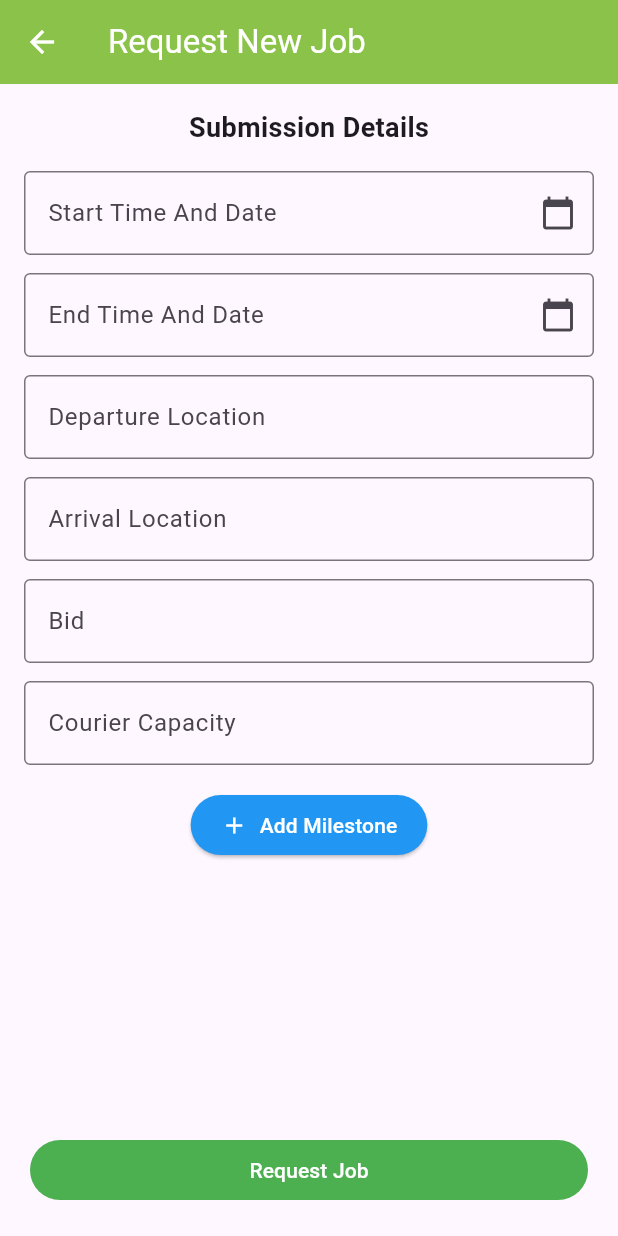
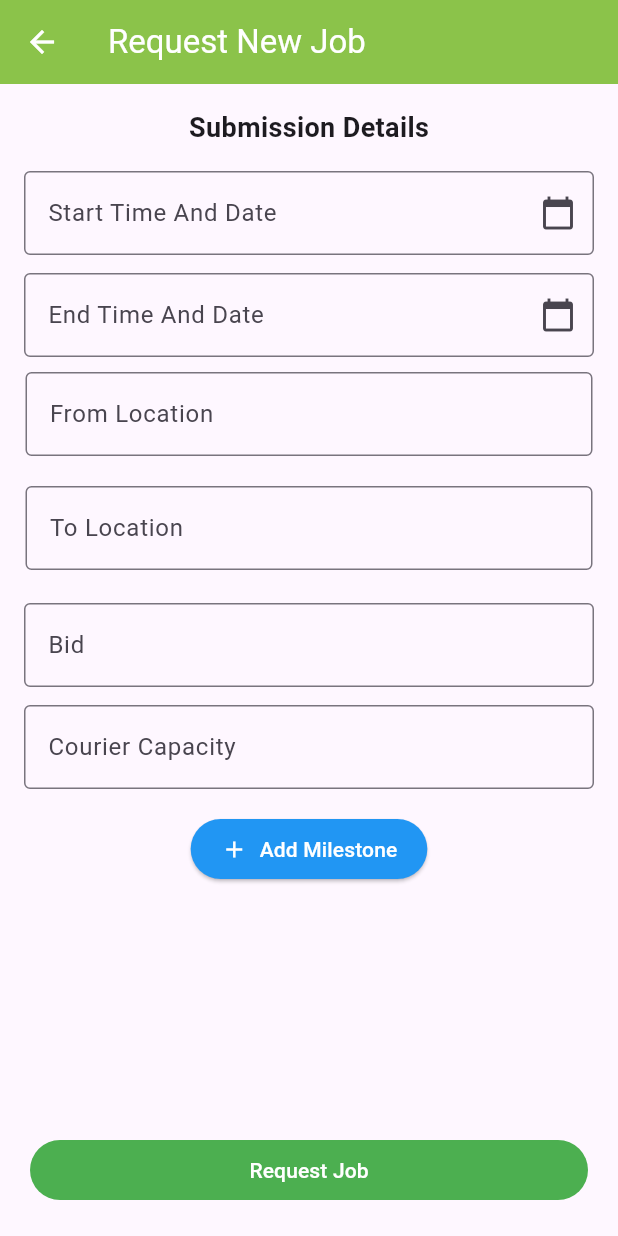
Before and after one commit to BFOBC/OBC_Flutter_Project, a Flutter app: the SubmissionScreen screen opened directly with empty values, on a phone screen of 412 x 824 dp. Run offline on Flutter 3.47's test engine with Material 3 defaults, Android fonts, the phone set to English and light mode, and no system bars; our stand-ins replace cached_network_image, chewie, cloud_firestore, connectivity_plus, device_info_plus, file_picker and 22 more; missing offline and left inert: dart:ffi, google_maps_cluster_manager, workmanager; accounts and stored records are empty; network calls fail; statements that could not run were skipped.

Commit message:
worked on new changes

```diff
--- a/lib/ui/broker/requestscreens/Submission.dart
+++ b/lib/ui/broker/requestscreens/Submission.dart
@@ -1,12 +1,16 @@
+import 'package:broker_flutter_pp/data/DatabaseOperation.dart';
 import 'package:broker_flutter_pp/data/FirestoreService.dart';
+import 'package:broker_flutter_pp/ui/common/models/AirportModel.dart';
 import 'package:broker_flutter_pp/ui/common/models/EmptyLegRequest.dart';
 import 'package:broker_flutter_pp/ui/common/models/Milestone.dart';
 import 'package:broker_flutter_pp/ui/common/models/Task.dart';
 import 'package:broker_flutter_pp/ui/common/utils/DateTimePicker.dart';
 import 'package:broker_flutter_pp/ui/common/utils/RoleProvider.dart';
+import 'package:broker_flutter_pp/ui/courier/emptyleg/UpperCaseTextFormatter.dart';
 import 'package:cloud_firestore/cloud_firestore.dart';
 import 'package:firebase_auth/firebase_auth.dart';
 import 'package:flutter/material.dart';
+import 'package:flutter/services.dart';
 import 'package:fluttertoast/fluttertoast.dart';
 import 'package:provider/provider.dart';
 import '../../../data/NotificationService.dart';
@@ -17,8 +21,9 @@ class SubmissionScreen extends StatefulWidget {
   final String brokerKey;
   final String courierKey;
   final Function(Task task) onSave;
-
-  const SubmissionScreen({
+  AirportModel? selectedFromAirport;
+  AirportModel? selectedToAirport;
+   SubmissionScreen({
     super.key,
     this.data,
     required this.brokerKey,
@@ -43,6 +48,9 @@ class _SubmissionScreenState extends State<SubmissionScreen> {
   String emptyLegRequestID = "";
   late List<String> milestoneNodeID = [];
 
+  List<AirportModel> fromAirportSuggestions = []; // Suggestions for "From Location"
+  List<AirportModel> toAirportSuggestions = []; // Suggestions for "To Location"
+
   @override
   void initState() {
     super.initState();
@@ -55,7 +63,54 @@ class _SubmissionScreenState extends State<SubmissionScreen> {
       _submissionBidController.text = widget.data!.bid ?? '';
     }
   }
+  Future<List<AirportModel>> fetchAirportsFromDatabase(String query) async {
+    final dbHelper = DatabaseOperation();
+    try {
+      List<AirportModel> airports =
+      await dbHelper.fetchAirportsFromDatabase(query);
+      return airports;
+    } catch (e) {
+      print('Error _fetchAirports $e');
+      return [];
+    }
+  }
+  // Fetch airports that match the query for From Location
+  Future<void> _fetchFromAirportData(String query) async {
+    if (query.isNotEmpty) {
+      try {
+        final airports = await fetchAirportsFromDatabase(query);
+        setState(() {
+          fromAirportSuggestions = airports;
+        });
+      } catch (e) {
+        ScaffoldMessenger.of(context).showSnackBar(
+            SnackBar(content: Text('Error fetching airports: $e')));
+      }
+    } else {
+      setState(() {
+        fromAirportSuggestions = [];
+      });
+    }
+  }
 
+  // Fetch airports that match the query for To Location
+  Future<void> _fetchToAirportData(String query) async {
+    if (query.isNotEmpty) {
+      try {
+        final airports = await fetchAirportsFromDatabase(query);
+        setState(() {
+          toAirportSuggestions = airports;
+        });
+      } catch (e) {
+        ScaffoldMessenger.of(context).showSnackBar(
+            SnackBar(content: Text('Error fetching airports: $e')));
+      }
+    } else {
+      setState(() {
+        toAirportSuggestions = [];
+      });
+    }
+  }
   void _addMilestoneForm() {
     setState(() {
       milestoneForms.add(MilestoneFormData());
@@ -159,14 +214,44 @@ class _SubmissionScreenState extends State<SubmissionScreen> {
 
     return true;
   }
-
+  Widget _buildTextField2(
+      TextEditingController controller,
+      String labelText, {
+        ValueChanged<String>? onChanged,
+        ValueChanged<String>? onFieldSubmitted,
+        List<TextInputFormatter>? inputFormatters,
+        TextInputType keyboardType = TextInputType.text, // ✅ Default to text
+      }) {
+    return TextFormField(
+      controller: controller,
+      keyboardType: keyboardType,
+      // ✅ Use it here
+      decoration: InputDecoration(
+        labelText: labelText,
+        border: const OutlineInputBorder(),
+      ),
+      onChanged: onChanged,
+      onFieldSubmitted: onFieldSubmitted,
+      inputFormatters: inputFormatters,
+      validator: (value) {
+        if (value == null || value.isEmpty) {
+          return '$labelText is required';
+        }
+        return null;
+      },
+    );
+  }
   Widget _buildTextField(
       TextEditingController controller, String label, bool readOnly) {
+    final isNumberField = controller == _submissionCourierController ||
+        controller == _submissionBidController;
+
     return Padding(
       padding: const EdgeInsets.symmetric(vertical: 6),
       child: TextField(
         controller: controller,
         readOnly: readOnly,
+        keyboardType: isNumberField ? TextInputType.number : TextInputType.text,
         decoration: InputDecoration(
           labelText: label,
           border: const OutlineInputBorder(),
@@ -201,6 +286,7 @@ class _SubmissionScreenState extends State<SubmissionScreen> {
       ),
     );
   }
+
 
   @override
   void dispose() {
@@ -375,15 +461,49 @@ class _SubmissionScreenState extends State<SubmissionScreen> {
               ),
             ),
 
+            // 🔹 Block B (Updated with From/To Location from Block A)
             const SizedBox(height: 10),
+
+// Start & End Date/Time
             _buildTextField(_submissionStartDateController, 'Start Time And Date', true),
             _buildTextField(_submissionEndDateController, 'End Time And Date', true),
-            _buildTextField(_submissionDepartureController, 'Departure Location', false),
-            _buildTextField(_submissionArrivalController, 'Arrival Location', false),
+
+// From Location
+            _buildStyledField(
+              child: _buildTextField2(
+                _submissionDepartureController,
+                'From Location',
+                onChanged: (value) {
+                  if (value.length == 3) _fetchFromAirportData(value);
+                },
+                inputFormatters: [
+                  LengthLimitingTextInputFormatter(3),
+                  FilteringTextInputFormatter.allow(RegExp(r'[a-zA-Z]')),
+                  UpperCaseTextFormatter(),
+                ],
+              ),
+            ),
+            _buildSuggestionList(fromAirportSuggestions, _submissionDepartureController, isFrom: true),
+// To Location
+            _buildStyledField(
+              child: _buildTextField2(
+                _submissionArrivalController,
+                'To Location',
+                onChanged: (value) {
+                  if (value.length == 3) _fetchToAirportData(value);
+                },
+                inputFormatters: [
+                  LengthLimitingTextInputFormatter(3),
+                  FilteringTextInputFormatter.allow(RegExp(r'[a-zA-Z]')),
+                  UpperCaseTextFormatter(),
+                ],
+              ),
+            ),
+            _buildSuggestionList(toAirportSuggestions, _submissionArrivalController,
+                isFrom: false),
             _buildTextField(_submissionCourierController, 'Bid', false),
             _buildTextField(_submissionBidController, 'Courier Capacity', false),
             const SizedBox(height: 10),
-
             /// Add Milestone Button (centered + rectangular)
             Center(
               child: ElevatedButton.icon(
@@ -465,8 +585,37 @@ class _SubmissionScreenState extends State<SubmissionScreen> {
         ),
       ),
     );
+
   }
 
+  Widget _buildSuggestionList(
+      List<AirportModel> suggestions, TextEditingController controller,
+      {required bool isFrom}) {
+    if (suggestions.isEmpty) return const SizedBox.shrink();
+    return ListView.builder(
+      shrinkWrap: true,
+      physics: const NeverScrollableScrollPhysics(),
+      itemCount: suggestions.length,
+      itemBuilder: (context, index) {
+        final airport = suggestions[index];
+        return ListTile(
+          title: Text(airport.name ?? 'Unknown'),
+          onTap: () {
+            setState(() {
+              controller.text = airport.name ?? '';
+              if (isFrom) {
+                widget.selectedFromAirport = airport;
+                fromAirportSuggestions = [];
+              } else {
+                widget.selectedToAirport = airport;
+                toAirportSuggestions = [];
+              }
+            });
+          },
+        );
+      },
+    );
+  }
   Future<void> _saveMilestoneToFirebase(Milestone milestone) async {
     try {
       final CollectionReference milestonesCollection =
@@ -646,6 +795,19 @@ class _SubmissionScreenState extends State<SubmissionScreen> {
     Navigator.of(context).pushNamed('/DrawerScreen');
   }
 }
+Widget _buildStyledField({required Widget child}) {
+  return Container(
+    margin: const EdgeInsets.only(bottom: 12),
+    padding: const EdgeInsets.symmetric(
+      horizontal: 1, // 👈 pehle 12 tha, ab kam kar diya
+      vertical: 4,
+    ),
+    decoration: BoxDecoration(
+      borderRadius: BorderRadius.circular(12),
+    ),
+    child: child,
+  );
+}
 
 /// Helper class to hold form controllers
 class MilestoneFormData {
--- a/lib/ui/chat/ChatListScreen.dart
+++ b/lib/ui/chat/ChatListScreen.dart
@@ -178,7 +178,7 @@ class _ChatListScreenState extends State<ChatListScreen> {
                 padding:
                 const EdgeInsets.symmetric(horizontal: 16, vertical: 10),
                 child: Text(
-                  '⚠️ Your chats will be deleted in 15 days.',
+                  '⚠️ Your chats will be deleted in 3 days.',
                   style: TextStyle(
                     color: Colors.black87,
                     fontWeight: FontWeight.w500,
@@ -363,7 +363,7 @@ class _ChatListScreenState extends State<ChatListScreen> {
                                     ),
 
                                     // 📞 Call Buttons
-                                    if (completePhoneNumber != null && completePhoneNumber.isNotEmpty)
+/*                                    if (completePhoneNumber != null && completePhoneNumber.isNotEmpty)
                                       Positioned(
                                         top: 10,
                                         right: 16,
@@ -396,7 +396,7 @@ class _ChatListScreenState extends State<ChatListScreen> {
                                             ),
                                           ],
                                         ),
-                                      ),
+                                      ),*/
 
                                     // 🔴 Unread Badge
                                     if (_unreadCount > 0)
--- a/lib/ui/courier/emptyleg/AddEmptyLegDialog.dart
+++ b/lib/ui/courier/emptyleg/AddEmptyLegDialog.dart
@@ -49,8 +49,7 @@ class _FlightDetailsDialogState extends State<FlightDetailsDialog> {
   final CollectionReference emptyLegCollection =
       FirebaseFirestore.instance.collection('emptyLegs');
 
-  List<AirportModel> fromAirportSuggestions =
-      []; // Suggestions for "From Location"
+  List<AirportModel> fromAirportSuggestions = []; // Suggestions for "From Location"
   List<AirportModel> toAirportSuggestions = []; // Suggestions for "To Location"
   final DateFormat inputFormat = DateFormat("yyyy-MM-ddTHH:mm:ss.SSSZ");
   final DateFormat outputFormat = DateFormat("yyyy-MM-dd HH:mm");
```
Also changed, not shown: lib/ui/broker/BrokerMap.dart (+14 -2 lines), lib/ui/chat/ChatDetailScreen.dart (+6 -6 lines). Lines whose indentation alone changed are shown as unchanged.
